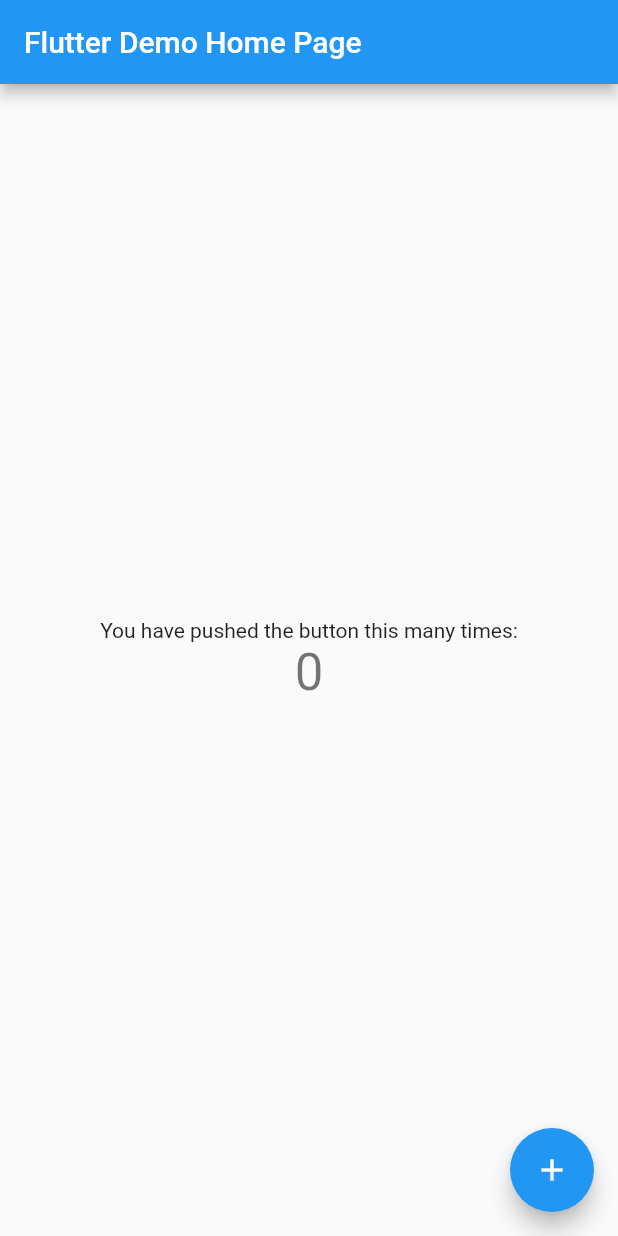
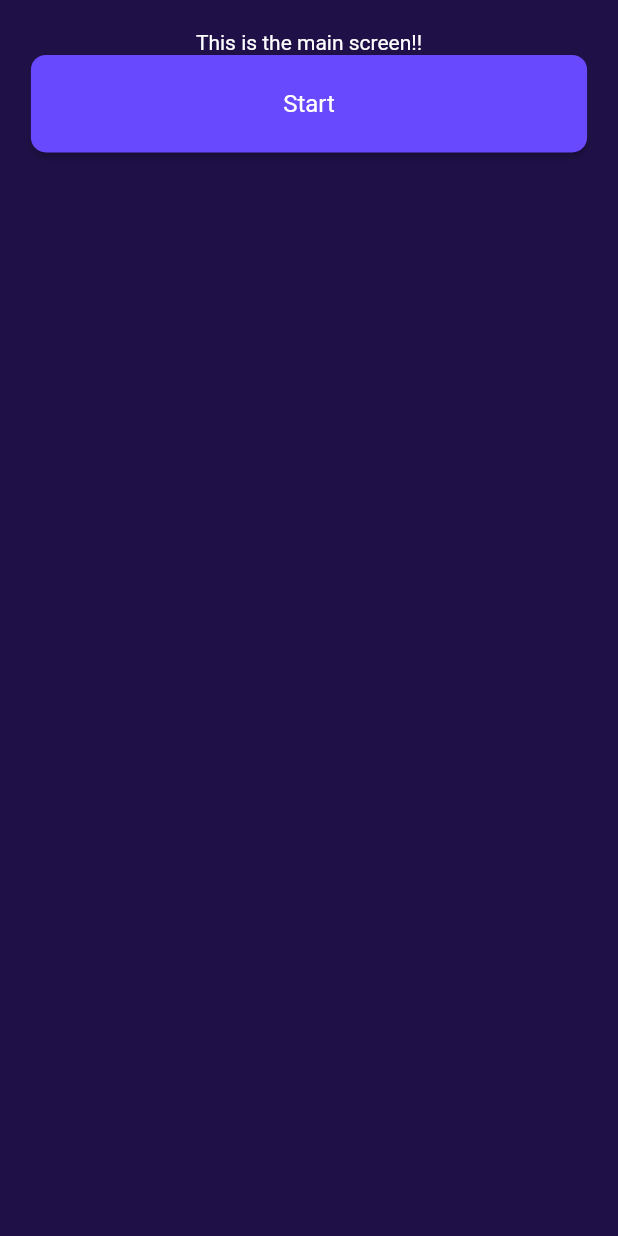
Before and after one commit to Bluntkiller19/woordleSolver, a Flutter app: the screen it shows after launch, on a phone screen of 412 x 824 dp. Run offline on Flutter 3.47's test engine with Material 2 defaults, Android fonts, the phone set to English and light mode, and no system bars; Roboto replaces fonts that are missing (RussoOne).

Commit message:
feat(mainView): start with the main display

```diff
--- a/lib/main.dart
+++ b/lib/main.dart
@@ -1,115 +1,32 @@
 import 'package:flutter/material.dart';
+import 'package:provider/provider.dart';
+import 'package:woordle_solver/navigation/route_builder.dart';
+import 'package:woordle_solver/theme/theme_model.dart';
 
-void main() {
-  runApp(const MyApp());
+void main() async {
+  WidgetsFlutterBinding.ensureInitialized();
+
+  runApp(
+    MultiProvider(providers: [
+      ChangeNotifierProvider<ThemeModel>(
+        create: (_) => ThemeModel(),
+      ),
+    ],
+      child: const MyApp(),
+    ),
+  );
 }
 
 class MyApp extends StatelessWidget {
   const MyApp({super.key});
 
-  // This widget is the root of your application.
   @override
   Widget build(BuildContext context) {
     return MaterialApp(
-      title: 'Flutter Demo',
-      theme: ThemeData(
-        // This is the theme of your application.
-        //
-        // Try running your application with "flutter run". You'll see the
-        // application has a blue toolbar. Then, without quitting the app, try
-        // changing the primarySwatch below to Colors.green and then invoke
-        // "hot reload" (press "r" in the console where you ran "flutter run",
-        // or simply save your changes to "hot reload" in a Flutter IDE).
-        // Notice that the counter didn't reset back to zero; the application
-        // is not restarted.
-        primarySwatch: Colors.blue,
-      ),
-      home: const MyHomePage(title: 'Flutter Demo Home Page'),
+      title: 'Mornè trivia quiz',
+      debugShowCheckedModeBanner: false,
+      theme: Provider.of<ThemeModel>(context).currentTheme,
+      onGenerateRoute: RouteBuilder.generateRoute,
     );
   }
 }
-
-class MyHomePage extends StatefulWidget {
-  const MyHomePage({super.key, required this.title});
-
-  // This widget is the home page of your application. It is stateful, meaning
-  // that it has a State object (defined below) that contains fields that affect
-  // how it looks.
-
-  // This class is the configuration for the state. It holds the values (in this
-  // case the title) provided by the parent (in this case the App widget) and
-  // used by the build method of the State. Fields in a Widget subclass are
-  // always marked "final".
-
-  final String title;
-
-  @override
-  State<MyHomePage> createState() => _MyHomePageState();
-}
-
-class _MyHomePageState extends State<MyHomePage> {
-  int _counter = 0;
-
-  void _incrementCounter() {
-    setState(() {
-      // This call to setState tells the Flutter framework that something has
-      // changed in this State, which causes it to rerun the build method below
-      // so that the display can reflect the updated values. If we changed
-      // _counter without calling setState(), then the build method would not be
-      // called again, and so nothing would appear to happen.
-      _counter++;
-    });
-  }
-
-  @override
-  Widget build(BuildContext context) {
-    // This method is rerun every time setState is called, for instance as done
-    // by the _incrementCounter method above.
-    //
-    // The Flutter framework has been optimized to make rerunning build methods
-    // fast, so that you can just rebuild anything that needs updating rather
-    // than having to individually change instances of widgets.
-    return Scaffold(
-      appBar: AppBar(
-        // Here we take the value from the MyHomePage object that was created by
-        // the App.build method, and use it to set our appbar title.
-        title: Text(widget.title),
-      ),
-      body: Center(
-        // Center is a layout widget. It takes a single child and positions it
-        // in the middle of the parent.
-        child: Column(
-          // Column is also a layout widget. It takes a list of children and
-          // arranges them vertically. By default, it sizes itself to fit its
-          // children horizontally, and tries to be as tall as its parent.
-          //
-          // Invoke "debug painting" (press "p" in the console, choose the
-          // "Toggle Debug Paint" action from the Flutter Inspector in Android
-          // Studio, or the "Toggle Debug Paint" command in Visual Studio Code)
-          // to see the wireframe for each widget.
-          //
-          // Column has various properties to control how it sizes itself and
-          // how it positions its children. Here we use mainAxisAlignment to
-          // center the children vertically; the main axis here is the vertical
-          // axis because Columns are vertical (the cross axis would be
-          // horizontal).
-          mainAxisAlignment: MainAxisAlignment.center,
-          children: <Widget>[
-            const Text(
-              'You have pushed the button this many times:',
-            ),
-            Text(
-              '$_counter',
-              style: Theme.of(context).textTheme.headlineMedium,
-            ),
-          ],
-        ),
-      ),
-      floatingActionButton: FloatingActionButton(
-        onPressed: _incrementCounter,
-        tooltip: 'Increment',
-        child: const Icon(Icons.add),
-      ), // This trailing comma makes auto-formatting nicer for build methods.
-    );
-  }
-}
--- a/lib/main_page/main_view.dart
+++ b/lib/main_page/main_view.dart
@@ -0,0 +1,43 @@
+import 'package:flutter/material.dart';
+import 'package:woordle_solver/custom_widgets/round_button.dart';
+
+class MainView extends StatefulWidget{
+  const MainView({Key? key}) : super(key: key);
+
+  @override
+  _MainViewState createState() => _MainViewState();
+}
+
+class _MainViewState extends State<MainView>{
+  @override
+  Widget build(BuildContext context){
+
+    final double screenHeight = MediaQuery.of(context).size.height * 0.95;
+    final double screenWidth = MediaQuery.of(context).size.width * 0.9;
+
+    return Scaffold(
+      body: Center(
+        child: SafeArea(
+          child: SizedBox(
+            height: screenHeight,
+            width: screenWidth,
+            child: Column(
+              children: [
+                const Text("This is the main screen!!"),
+                Align(
+                  alignment: Alignment.bottomCenter,
+                  child: RoundButtons(
+                      btnName: "Start",
+                      onPressed: (){},
+                      fontSize: 16,
+                      sizeWidth: screenWidth
+                  ),
+                )
+              ],
+            ),
+          ),
+        )
+      ),
+    );
+  }
+}
--- a/lib/navigation/routes.dart
+++ b/lib/navigation/routes.dart
@@ -1,10 +1,12 @@
 import 'package:flutter/cupertino.dart';
 import 'package:flutter/material.dart';
+import 'package:woordle_solver/main_page/main_view.dart';
 
 
 class Routes {
+  static const String mainView = '/';
 
   static Map<String, Widget Function(Object? params)> map = {
-
+    mainView: (Object? params) => const MainView(),
   };
 }
```
